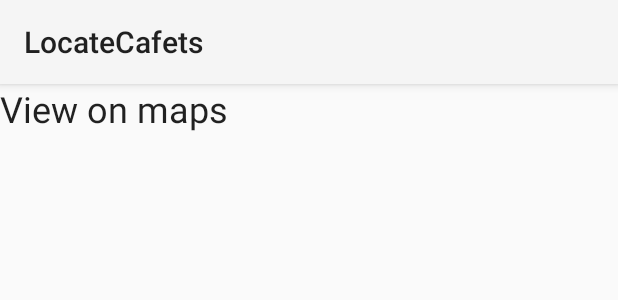
After one commit to MattAgn/cafets-info, an Android app: the layout info_window.xml on its own in the app's theme, with its tools: preview values and no code run, on a phone screen of 412 x 824 dp. The commit adds this screen. Shown: the top 300 px of the screen. Run offline under Robolectric (Android 15) with nearby library versions, the phone set to English and light mode, and no system bars.

Commit message:
custom info window started

```diff
--- /dev/null
+++ b/app/src/main/res/layout/info_window.xml
@@ -0,0 +1,13 @@
+<?xml version="1.0" encoding="utf-8"?>
+<LinearLayout xmlns:android="http://schemas.android.com/apk/res/android"
+    android:layout_width="match_parent"
+    android:layout_height="match_parent">
+
+    <TextView
+        android:id="@+id/location_title_window"
+        android:layout_width="wrap_content"
+        android:layout_height="wrap_content"
+        android:text="@string/view_maps"
+        android:textAppearance="@style/TextAppearance.AppCompat.Headline"/>
+
+</LinearLayout>
--- a/app/src/main/res/values/strings.xml
+++ b/app/src/main/res/values/strings.xml
@@ -5,6 +5,10 @@
     <string name="get_cafeterias">Nearby cafeterias</string>
     <string name="see_location">See location</string>
     <string name="see_website">See website</string>
+    <string name="normal_view">Normal view</string>
+    <string name="hybrid_view">Hybrid view</string>
+    <string name="satellite_view">Satellite view</string>
+
 
     <!-- TODO: Remove or change this placeholder text -->
     <string name="hello_blank_fragment">Hello blank fragment</string>
```
Also changed, not shown: app/src/main/java/com/example/matt/locatecafets/InfoWindowData.java (added, +19 -0 lines), app/src/main/java/com/example/matt/locatecafets/MapsActivity.java (+75 -8 lines), app/src/main/java/com/example/matt/locatecafets/MyInfoWindow.java (added, +60 -0 lines), app/src/main/res/menu/menu_map.xml (added, +15 -0 lines).
